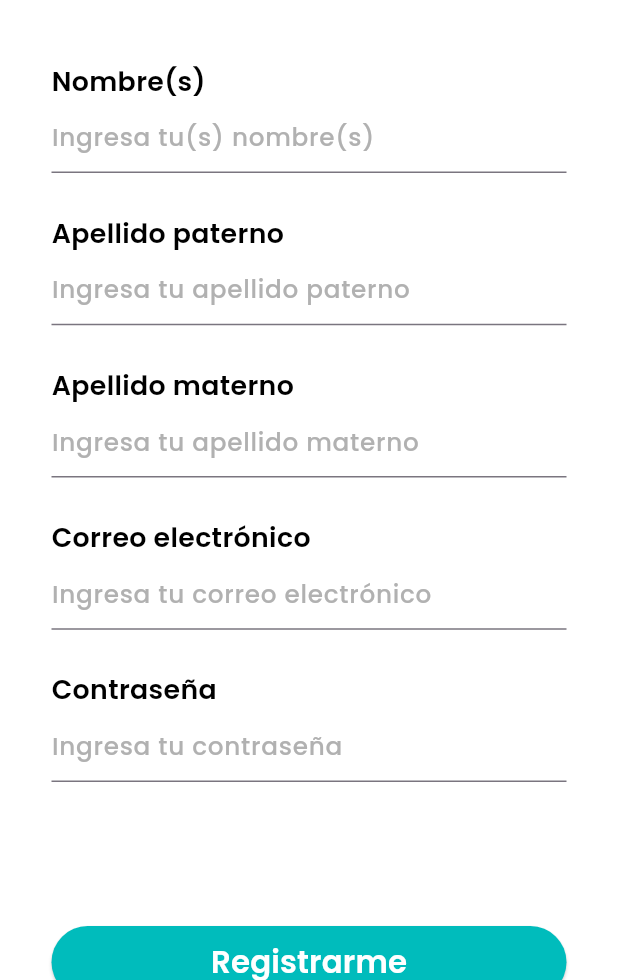
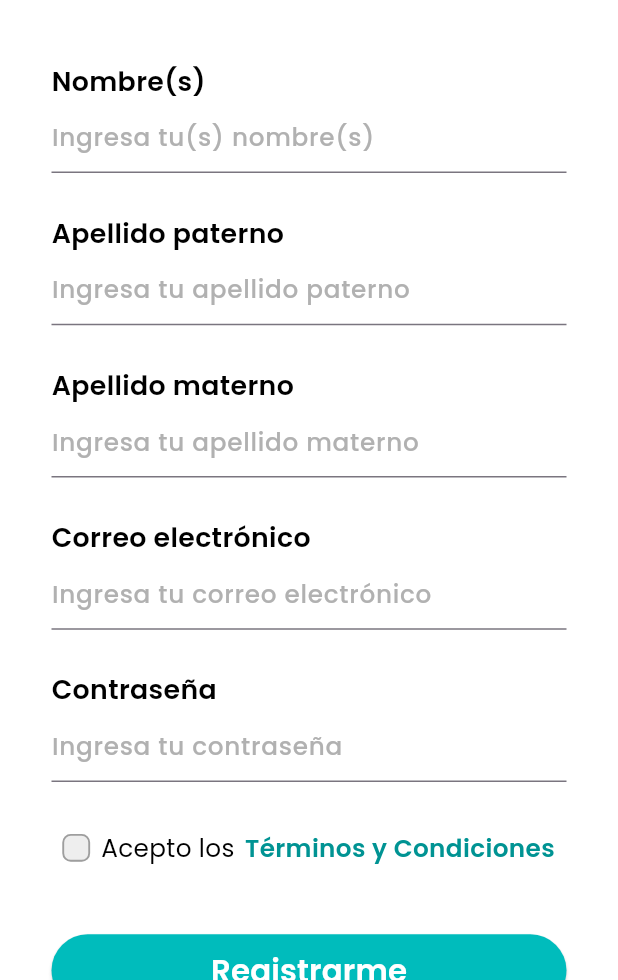
Before and after one commit to AnthonyMA5/BusMe-Mobile-App, a Flutter app: the RegisterView screen opened by its route, on a phone screen of 412 x 824 dp, the part 256-1236 px from its top. Run offline on Flutter 3.47's test engine with Material 3 defaults, Android fonts, the phone set to English and light mode, and no system bars; our stand-ins replace google_maps_flutter, sizer; missing offline and left inert: fui_kit.

Commit message:
register view final commit

```diff
--- a/lib/constants/styles/app_colors.dart
+++ b/lib/constants/styles/app_colors.dart
@@ -18,6 +18,9 @@ class AppColors {
   static const Color exitButtonColor = Color(0xFFFFECEC);
   static const Color disabledButtonColor = Color(0xFF5C5C5C);
 
+  static const Color unselectCheckboxColor = Color(0xFFEEEEEE);
+  static const Color selectCheckboxColor = Color(0xFF009393);
+
   static const Color navbarUnselectedColor = Colors.black;
   static const Color navbarSelectedColor = Color(0xFF009494);
 
--- a/lib/views/register_view.dart
+++ b/lib/views/register_view.dart
@@ -20,6 +20,8 @@ class _RegisterViewState extends State<RegisterView> {
   final _formKey = GlobalKey<FormState>();
   final TextEditingController _emailController = TextEditingController();
   final TextEditingController _passwordController = TextEditingController();
+
+  bool? _isChecked = false;
 
   @override
   Widget build(BuildContext context) {
@@ -139,9 +141,64 @@ class _RegisterViewState extends State<RegisterView> {
                         SizedBox(
                           height: 20.sp,
                         ),
+                        Row(
+                          mainAxisAlignment: MainAxisAlignment.start,
+                          crossAxisAlignment: CrossAxisAlignment.center,
+                          children: [
+                            Container(
+                              width: 24.sp,
+                              height: 24.sp,
+                              child: Transform.scale(
+                                scale: 0.75.sp,
+                                child: Checkbox(
+                                  value: _isChecked,
+                                  onChanged: (bool? value) {
+                                    setState(() {
+                                      _isChecked = value!;
+                                    });
+                                  },
+                                  shape: RoundedRectangleBorder(
+                                    borderRadius: BorderRadius.circular(
+                                      SizerUtil.deviceType ==
+                                          DeviceType.mobile
+                                          ? 4.sp
+                                          : 1.5.sp,
+                                    ),
+                                  ),
+                                  fillColor: MaterialStateProperty.resolveWith<Color>(
+                                        (Set<MaterialState> states) {
+                                      if (states.contains(
+                                          MaterialState.selected)) {
+                                        return AppColors.selectCheckboxColor;
+                                      }
+                                      return AppColors.unselectCheckboxColor;
+                                    },
+                                  ),
+                                  side: BorderSide(
+                                    color: Colors.grey,
+                                    width: 1.2,
+                                  ),
+                                  visualDensity:
+                                  VisualDensity.comfortable,
+                                ),
+                              ),
+                            ),
+                            Text(
+                              'Acepto los',
+                              style:
+                              AppTextStyles.contentText(context),
+                            ),
+                            SizedBox(width: 5.sp,),
+                            BusMeLinkText(
+                              text: 'Términos y Condiciones',
+                              alignment: Alignment.centerLeft,
+                              onTap: (){},
+                            ),
+                          ],
+                        ),
                         BusMeButton(
                           titleText: TextStrings.signUp,
-                          padding: EdgeInsets.symmetric(vertical: 50.sp),
+                          padding: EdgeInsets.symmetric(vertical: 30.sp),
                           onPressed: () {
                             if (_formKey.currentState!.validate()) {
                               Navigator.pushNamedAndRemoveUntil(context, ROUTE_MAIN, (route) => false);
```
